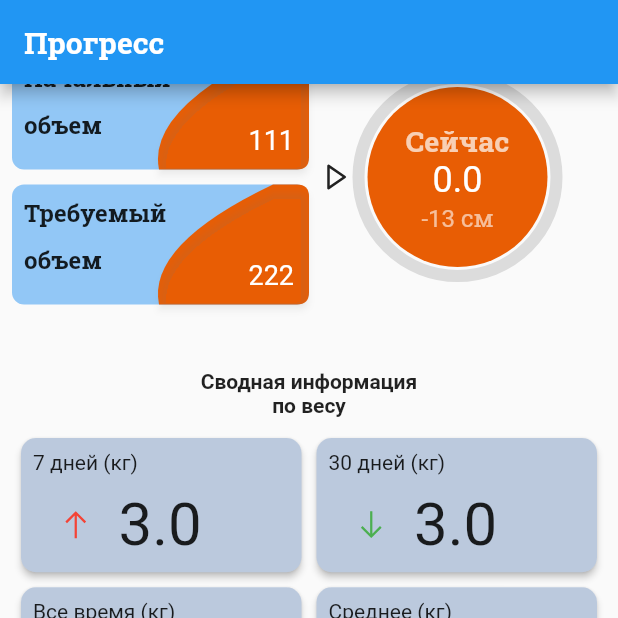
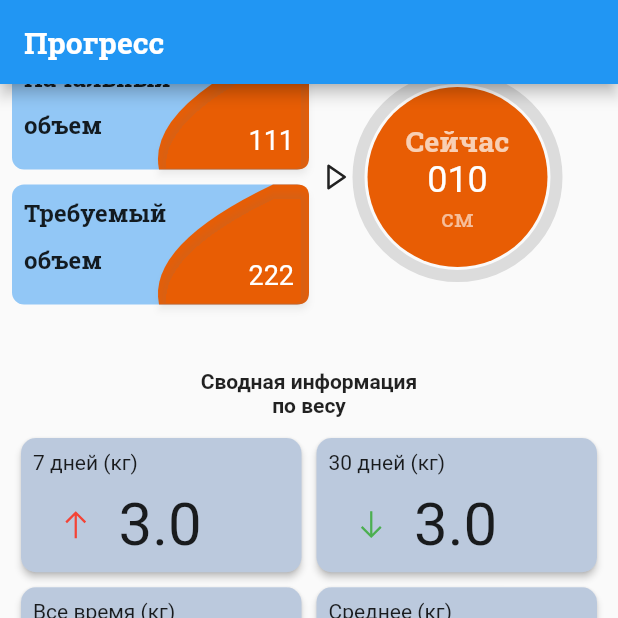
Before and after one commit to Graaggas/WeightControlWithGetX, a Flutter app: the HomePage screen opened directly, scrolled down 282 dp, after a tap on "Прогресс", on a phone screen of 412 x 824 dp, the top half of it. Run offline on Flutter 3.47's test engine with Material 2 defaults, Android fonts, the phone set to English and light mode, and no system bars; drawn by our look-alikes of auto_size_text; our stand-ins replace adaptive_dialog, flutter_boxicons, get, google_fonts, hive, line_awesome_flutter and 1 more; accounts and stored records are empty; generated files the repository leaves out were written again; statements that could not run were skipped.

Commit message:
first radial is done

```diff
--- a/flutter_native_splash.yaml
+++ /dev/null
@@ -1,70 +0,0 @@
-flutter_native_splash:
-
-  # This package generates native code to customize Flutter's default white native splash screen
-  # with background color and splash image.
-  # Customize the parameters below, and run the following command in the terminal:
-  # flutter pub run flutter_native_splash:create
-  # To restore Flutter's default white splash screen, run the following command in the terminal:
-  # flutter pub run flutter_native_splash:remove
-
-  # color or background_image is the only required parameter.  Use color to set the background
-  # of your splash screen to a solid color.  Use background_image to set the background of your
-  # splash screen to a png image.  This is useful for gradients. The image will be stretch to the
-  # size of the app. Only one parameter can be used, color and background_image cannot both be set.
-  #color: "#42a5f5"
-  background_image: "assets/images/image.png"
-
-  # Optional parameters are listed below.  To enable a parameter, uncomment the line by removing
-  # the leading # character.
-
-  # The image parameter allows you to specify an image used in the splash screen.  It must be a
-  # png file.
-  #image: assets/splash.png
-
-  # The color_dark, background_image_dark, and image_dark are parameters that set the background
-  # and image when the device is in dark mode. If they are not specified, the app will use the
-  # parameters from above. If the image_dark parameter is specified, color_dark or
-  # background_image_dark must be specified.  color_dark and background_image_dark cannot both be
-  # set.
-  #color_dark: "#042a49"
-  #background_image_dark: "assets/dark-background.png"
-  #image_dark: assets/splash-invert.png
-
-  # The android, ios and web parameters can be used to disable generating a splash screen on a given
-  # platform.
-  android: true
-  ios: false
-  web: false
-
-  # The position of the splash image can be set with android_gravity, ios_content_mode, and
-  # web_image_mode parameters.  All default to center.
-  #
-  # android_gravity can be one of the following Android Gravity (see
-  # https://developer.android.com/reference/android/view/Gravity): bottom, center,
-  # center_horizontal, center_vertical, clip_horizontal, clip_vertical, end, fill, fill_horizontal,
-  # fill_vertical, left, right, start, or top.
-  #android_gravity: center
-  #
-  # ios_content_mode can be one of the following iOS UIView.ContentMode (see
-  # https://developer.apple.com/documentation/uikit/uiview/contentmode): scaleToFill,
-  # scaleAspectFit, scaleAspectFill, center, top, bottom, left, right, topLeft, topRight,
-  # bottomLeft, or bottomRight.
-  #ios_content_mode: center
-  #
-  # web_image_mode can be one of the following modes: center, contain, stretch, and cover.
-  #web_image_mode: center
-
-  # To hide the notification bar, use the fullscreen parameter.  Has no affect in web since web
-  # has no notification bar.  Defaults to false.
-  # NOTE: Unlike Android, iOS will not automatically show the notification bar when the app loads.
-  #       To show the notification bar, add the following code to your Flutter app:
-  #       WidgetsFlutterBinding.ensureInitialized();
-  #       SystemChrome.setEnabledSystemUIOverlays([SystemUiOverlay.bottom, SystemUiOverlay.top]);
-  #fullscreen: true
-
-  # If you have changed the name(s) of your info.plist file(s), you can specify the filename(s)
-  # with the info_plist_files parameter.  Remove only the # characters in the three lines below,
-  # do not remove any spaces:
-  #info_plist_files:
-  #  - 'ios/Runner/Info-Debug.plist'
-  #  - 'ios/Runner/Info-Release.plist'
--- a/lib/misc/radial-progress.dart
+++ b/lib/misc/radial-progress.dart
@@ -9,12 +9,18 @@ import 'package:weight_control/model/weight/controllerDashboardInfo.dart';
 
 class RadialProgress extends StatelessWidget {
   final String typeOfMeasure;
+  final bool isWeight;
 
-  const RadialProgress({Key key, this.typeOfMeasure}) : super(key: key);
+  const RadialProgress({Key key, this.typeOfMeasure, this.isWeight})
+      : super(key: key);
 
   @override
   Widget build(BuildContext context) {
     final ControllerDashboardInfo controllerDashboardInfo = Get.find();
+
+    // if (isWeight) {
+    //   controllerDashboardInfo.getPreviousWeight();
+    // }
 
     return Obx(
       () => Stack(
@@ -44,24 +50,56 @@ class RadialProgress extends StatelessWidget {
                     color: Colors.white70,
                   ),
                 ),
-                Text(
+                isWeight
+                    ? Text(
                         "${controllerDashboardInfo.currentWeight.value.toString()}",
                         style: GoogleFonts.russoOne(
                           // fontWeight: FontWeight.bold,
                           fontSize: 24,
                           color: Colors.white,
                         ),
+                      )
+                    : Text(
+                        "010",
+                        style: GoogleFonts.russoOne(
+                          // fontWeight: FontWeight.bold,
+                          fontSize: 24,
+                          color: Colors.white,
                         ),
-                RichText(
+                      ),
+                isWeight
+                    ? RichText(
                         text: TextSpan(
                           style: GoogleFonts.russoOne(
                             fontSize: 16,
                             color: Colors.white60,
                           ),
                           children: <TextSpan>[
+                            controllerDashboardInfo
+                                        .currentIsFirstInList.value ==
+                                    false
+                                ? TextSpan(
+                                    text: controllerDashboardInfo
+                                                .getDiffCurrentPrevoius() <
+                                            0
+                                        ? "${controllerDashboardInfo.getDiffCurrentPrevoius().toStringAsFixed(2)} "
+                                        : "+${controllerDashboardInfo.getDiffCurrentPrevoius().abs().toStringAsFixed(2)} ",
+                                  )
+                                : TextSpan(text: ""),
                             TextSpan(
-                        text: "-13 ",
+                              text: typeOfMeasure,
                             ),
+                          ],
+                        ),
+                      )
+                    : RichText(
+                        text: TextSpan(
+                          style: GoogleFonts.russoOne(
+                            fontSize: 16,
+                            color: Colors.white60,
+                          ),
+                          children: <TextSpan>[
+                            TextSpan(text: ""),
                             TextSpan(
                               text: typeOfMeasure,
                             ),
--- a/lib/model/weight/controllerDashboardInfo.dart
+++ b/lib/model/weight/controllerDashboardInfo.dart
@@ -6,6 +6,10 @@ class ControllerDashboardInfo extends GetxController {
   final database = Database();
 
   var stopInit = false.obs;
+
+  var currentIsFirstInList = true.obs;
+
+  // var flagFirstWeightInList = true.obs;
 
   var flagFirstMeeting = true.obs;
 
@@ -17,11 +21,42 @@ class ControllerDashboardInfo extends GetxController {
   var weightsList = [].obs;
   var datesList = [].obs;
 
+  var previousWeight = 0.0.obs;
+
   var angleWeight = 0.0.obs;
-
   var diff = 0.0;
   var anglePerKg = 0.0;
   var startWeightForCalculating = 0.0;
+
+  double getDiffCurrentPrevoius() {
+    double diff = 0.0;
+    if (previousWeight.value > 0) {
+      diff = currentWeight.value - previousWeight.value;
+    } else {
+      diff = 0;
+    }
+
+    print("getDiffCurrentPrevious//\tdiff of weights = $diff");
+    return diff;
+  }
+
+  Future<void> getPreviousWeight() async {
+    //найти предыдущий вес, если знаем текущий
+
+    var indexOfCurrentWeight = weightsList.indexOf(currentWeight.value);
+    print("getPreviousWeight//\tcurrentWeight = ${currentWeight.value}");
+    print(
+        "getPreviousWeight//\tindex of currentWeight is $indexOfCurrentWeight");
+
+    if (indexOfCurrentWeight <= 0) {
+      print("getPreviousWeight//\tindex is less or equals 0");
+      currentIsFirstInList.value = true;
+    } else {
+      currentIsFirstInList.value = false;
+      previousWeight.value = weightsList[indexOfCurrentWeight - 1];
+      print("getPreviousWeight//\tpreviousWeight = ${previousWeight.value}");
+    }
+  }
 
   void init() async {
     if (stopInit.value == false) {
@@ -54,6 +89,7 @@ class ControllerDashboardInfo extends GetxController {
         print("controller. first start...");
       }
 
+      getPreviousWeight();
       updateAngleWeight();
       update();
 
@@ -82,22 +118,23 @@ class ControllerDashboardInfo extends GetxController {
     } else {
       anglePerKg = 360 / (currentWeight.value - wantedWeight.value);
     }
-    print("startWeightForCalculating = $startWeightForCalculating");
+    print(
+        "updateAngleWeight//\tstartWeightForCalculating = $startWeightForCalculating");
     diff = startWeightForCalculating - currentWeight.value;
 
-    print("diff = $diff");
-    print("anglePerKg = $anglePerKg");
+    print("updateAngleWeight//\tdiff = $diff");
+    print("updateAngleWeight//\tanglePerKg = $anglePerKg");
 
     angleWeight.value = diff.abs() * anglePerKg;
 
-    print("angleWeight = ${angleWeight.value}");
+    print("updateAngleWeight//\tangleWeight = ${angleWeight.value}");
 
     update();
   }
 
   void addWeight(double value) async {
-    print("in controller adding new weight...");
-    print("in controller current itemCounter : ${itemCounter.value}");
+    print("addWeight//\t adding new weight...");
+    print("addWeight//\t current itemCounter : ${itemCounter.value}");
 
     await database.addToWeightBox(valueWeight: value);
 
@@ -117,6 +154,7 @@ class ControllerDashboardInfo extends GetxController {
     await updateCurrentWeight();
     await updateItemCounter();
     await updateAngleWeight();
+    await getPreviousWeight();
 
     update();
   }
@@ -138,6 +176,7 @@ class ControllerDashboardInfo extends GetxController {
   Future<void> deleteWeight(DateTime key) async {
     await database.deleteWeight(key);
     await updateWeightData();
+    getPreviousWeight();
     update();
   }
 
@@ -146,7 +185,7 @@ class ControllerDashboardInfo extends GetxController {
     await updateWeightData();
     update();
 
-    print("===> $weightsList");
+    print("updateOneWeight//\t $weightsList");
   }
 
   Future<void> updateWeights() async {
@@ -171,6 +210,7 @@ class ControllerDashboardInfo extends GetxController {
 
     if (r.length <= 0) {
       currentWeight.value = 0;
+      print("updateCurrentWeight//\tlength of weightlist is less or equals 0");
     } else {
       currentWeight.value = r[length - 1];
     }
--- a/lib/screens/tabs/dashboard/dashboard-page.dart
+++ b/lib/screens/tabs/dashboard/dashboard-page.dart
@@ -205,6 +205,7 @@ class StartWaisteWidget extends StatelessWidget {
           Expanded(
             child: RadialProgress(
               typeOfMeasure: "см",
+              isWeight: false,
             ),
           ),
         ],
@@ -233,7 +234,7 @@ class StartWeightWidget extends StatelessWidget {
                 isWeight: true),
           ),
           Expanded(
-            child: RadialProgress(typeOfMeasure: "кг"),
+            child: RadialProgress(isWeight: true, typeOfMeasure: "кг"),
           ),
         ],
       ),
```
Lines whose indentation alone changed are shown as unchanged.
